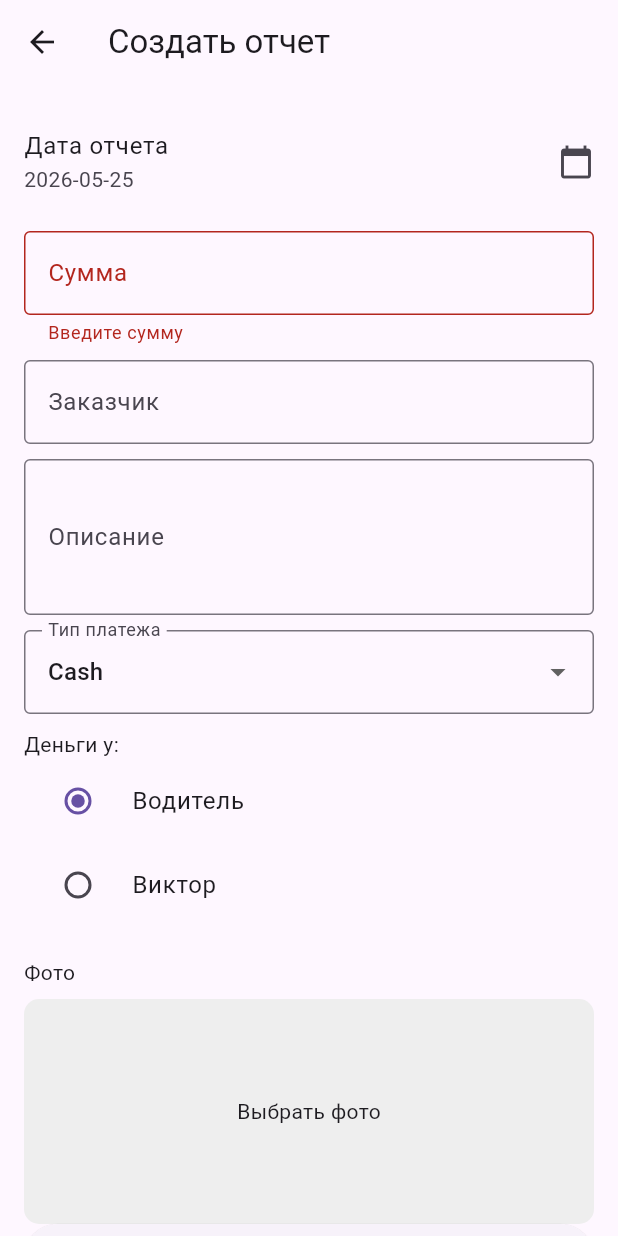
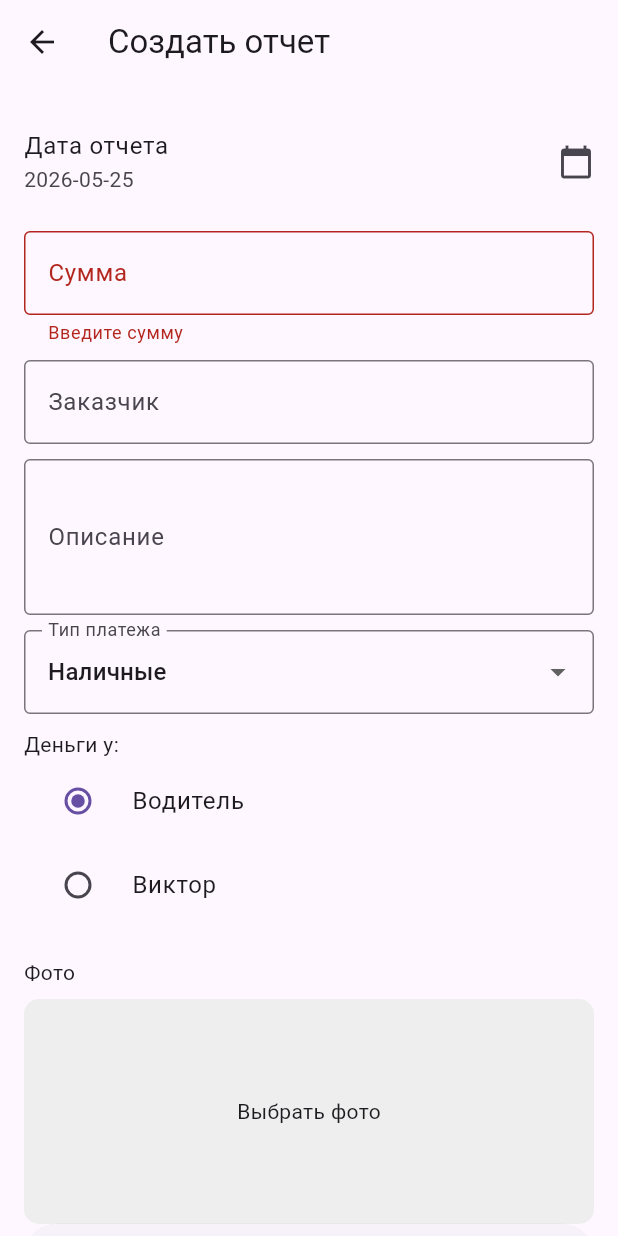
Before and after one commit to 132u/new_driver_reports_front, a Flutter app: the CreateReportScreen screen opened by its route, after a tap on "Создать отчет", on a phone screen of 412 x 824 dp. Run offline on Flutter 3.47's test engine with Material 3 defaults, Android fonts, the phone set to English and light mode, and no system bars; our stand-ins replace image_picker, jwt_decoder, shared_preferences; accounts and stored records are empty.

Commit message:
fixed bugs

```diff
--- a/lib/screens/create_report_screen.dart
+++ b/lib/screens/create_report_screen.dart
@@ -175,9 +175,9 @@ class _CreateReportScreenState extends State<CreateReportScreen> {
                   border: OutlineInputBorder(),
                 ),
                 items: const [
-                  DropdownMenuItem(value: 0, child: Text("Cash")),
-                  DropdownMenuItem(value: 1, child: Text("Cashless VAT")),
-                  DropdownMenuItem(value: 2, child: Text("Cashless no VAT")),
+                  DropdownMenuItem(value: 0, child: Text("Наличные")),
+                  DropdownMenuItem(value: 1, child: Text("Безнал с НДС")),
+                  DropdownMenuItem(value: 2, child: Text("Безнал без НДС")),
                 ],
                 onChanged: (value) {
                   setState(() {
```
Also changed, not shown: lib/screens/report_details_screen.dart (+7 -6 lines).
